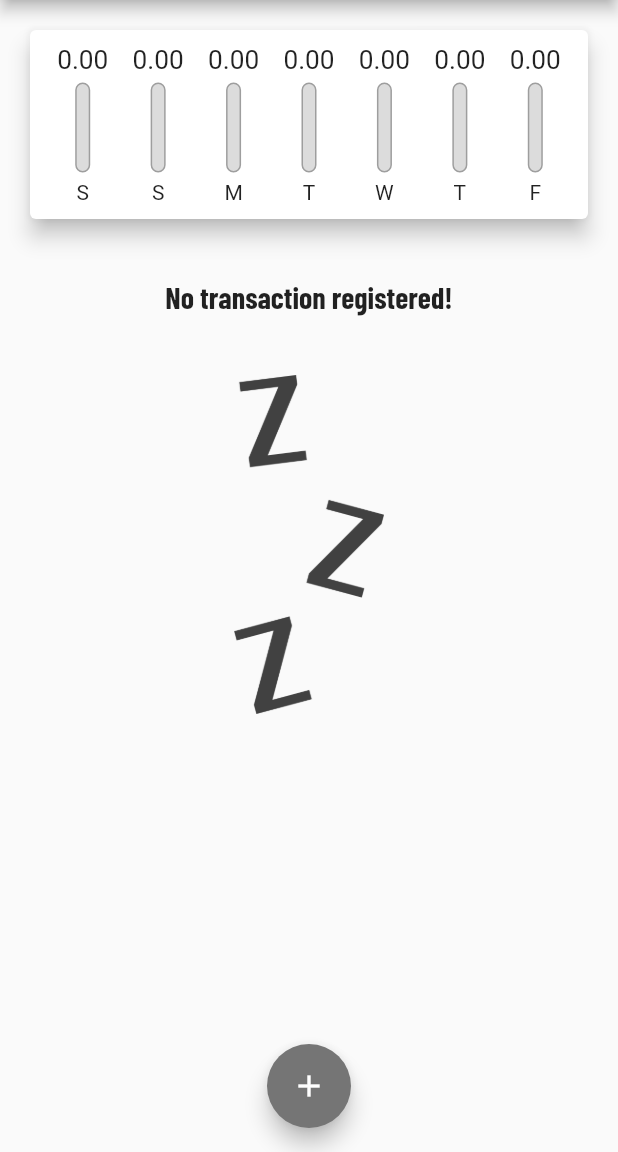
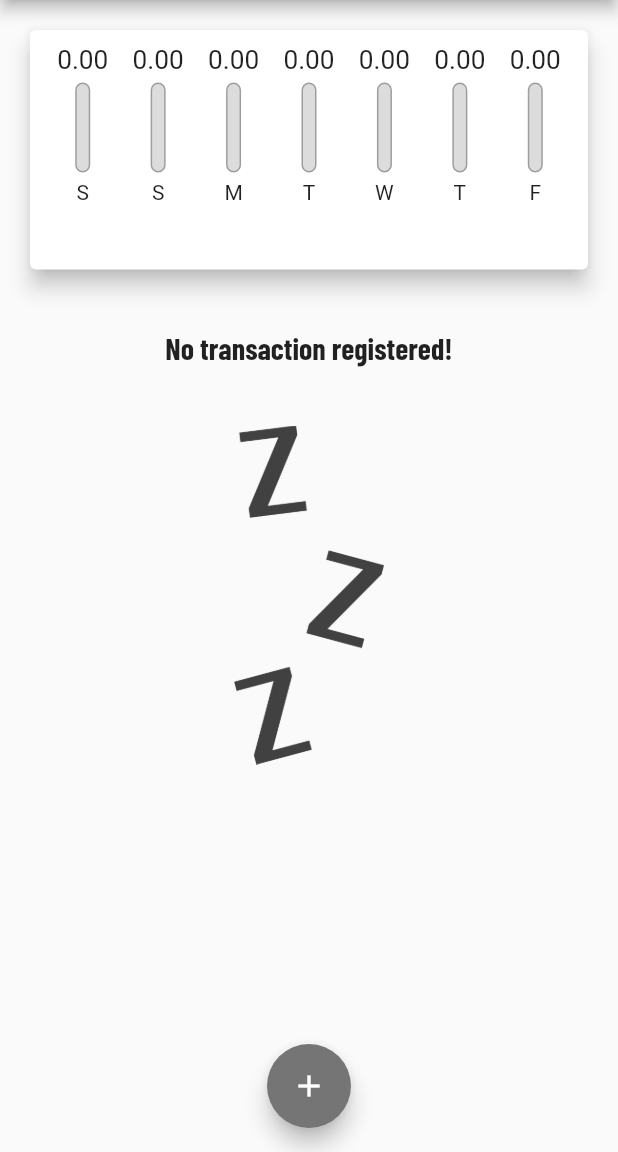
Before and after one commit to Luis020-hub/Despesas-Pessoais-Flutter, a Flutter app: the screen it shows after launch, on a phone screen of 412 x 824 dp, the part 84-1236 px from its top. Run offline on Flutter 3.47's test engine with Material 2 defaults, Android fonts, the phone set to English and light mode, and no system bars.

Commit message:
26/01/2023
- Responsividade adicionada no transaction list, chart.

```diff
--- a/lib/components/transaction_list.dart
+++ b/lib/components/transaction_list.dart
@@ -11,9 +11,7 @@ class TransactionList extends StatelessWidget {
 
   @override
   Widget build(BuildContext context) {
-    return SizedBox(
-      height: 440,
-      child: transactions.isEmpty
+    return transactions.isEmpty
         ? Column(
             children: [
               const SizedBox(height: 20),
@@ -73,7 +71,6 @@ class TransactionList extends StatelessWidget {
                 ),
               );
             },
-            ),
           );
   }
 }
--- a/lib/main.dart
+++ b/lib/main.dart
@@ -93,8 +93,7 @@ class _MyHomePageState extends State<MyHomePage> {
 
   @override
   Widget build(BuildContext context) {
-    return Scaffold(
-      appBar: AppBar(
+    final appBar = AppBar(
       title: const Text("Expenses"),
       actions: [
         IconButton(
@@ -102,13 +101,26 @@ class _MyHomePageState extends State<MyHomePage> {
           onPressed: () => _openTransactionFormModal(context),
         )
       ],
-      ),
+    );
+
+    final avaibleHeight = MediaQuery.of(context).size.height -
+        appBar.preferredSize.height -
+        MediaQuery.of(context).padding.top;
+
+    return Scaffold(
+      appBar: appBar,
       body: SingleChildScrollView(
         child: Column(
           crossAxisAlignment: CrossAxisAlignment.stretch,
           children: <Widget>[
-            Chart(_recentTransactions),
-            TransactionList(_transactions, _removeTransaction),
+            SizedBox(
+              height: avaibleHeight * 0.26,
+              child: Chart(_recentTransactions),
+            ),
+            SizedBox(
+              height: avaibleHeight * 0.63,
+              child: TransactionList(_transactions, _removeTransaction),
+            ),
           ],
         ),
       ),
```
Lines whose indentation alone changed are shown as unchanged.
